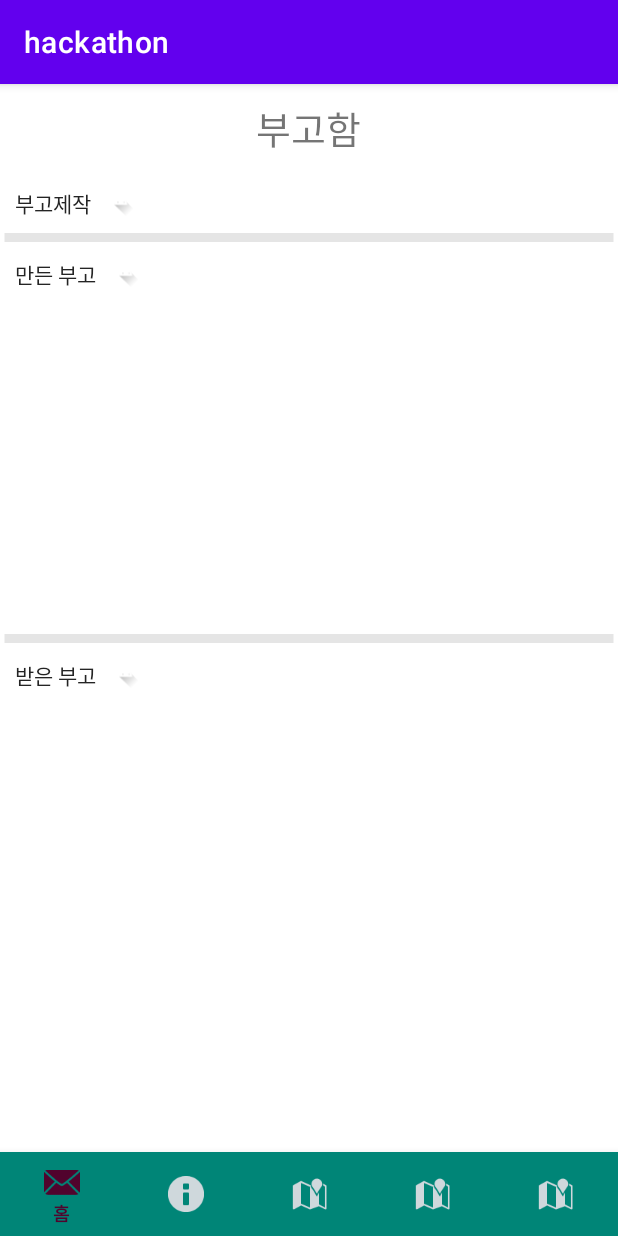
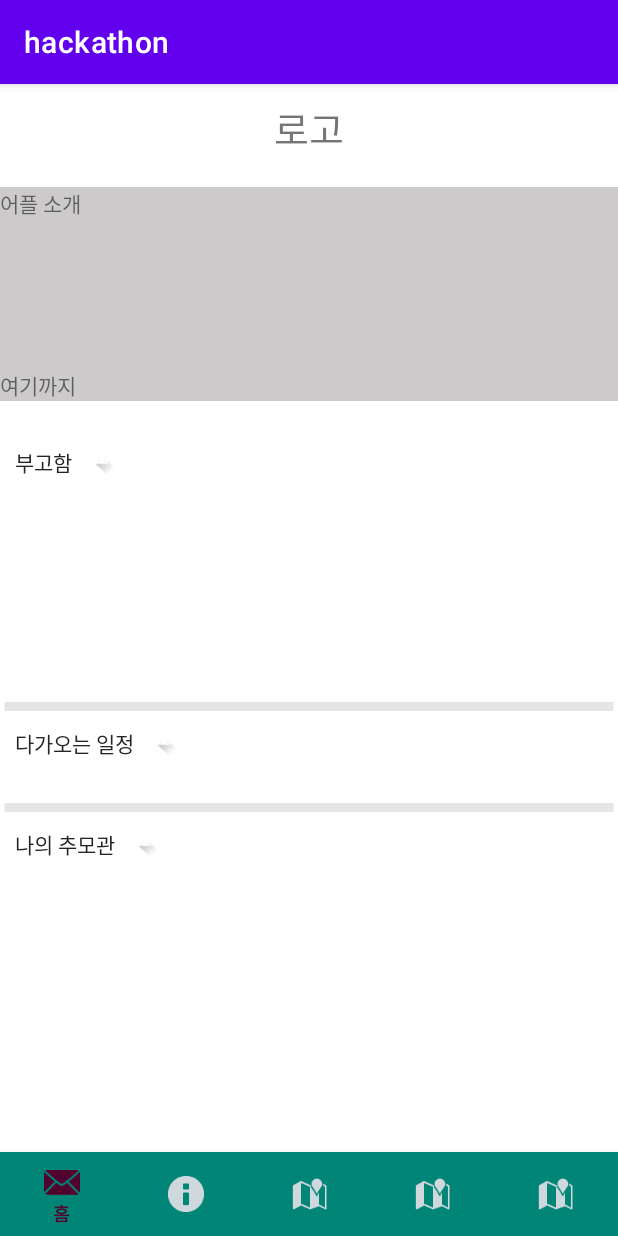
Before and after one commit to Oasis-hackathon/Jinjeonghan, an Android app: the Fragment_home screen opened directly, with no data from a screen before it, on a phone screen of 412 x 824 dp. Run offline under Robolectric (Android 15) with nearby library versions, the phone set to English and light mode, and no system bars; our stand-ins replace Firebase (no records; nobody signed in at launch, a user with empty details on screens opened directly); network calls fail.

Commit message:
부고 완료

```diff
--- a/app/src/main/java/org/techtown/hackathon/Fragment_calendar.java
+++ b/app/src/main/java/org/techtown/hackathon/Fragment_calendar.java
@@ -11,7 +11,8 @@ public class Fragment_calendar extends Fragment {
 
     @Override
     public View onCreateView(LayoutInflater inflater, ViewGroup container, Bundle savedInstanceState) {
-        return inflater.inflate(R.layout.fragment_calendar, container, false);
+        ViewGroup frag = (ViewGroup) inflater.inflate(R.layout.fragment_calendar, container, false);
+        return frag;
     }
 
 }
--- a/app/src/main/java/org/techtown/hackathon/Fragment_home.java
+++ b/app/src/main/java/org/techtown/hackathon/Fragment_home.java
@@ -1,18 +1,82 @@
 package org.techtown.hackathon;
 
 import android.os.Bundle;
+import android.util.Log;
 import android.view.LayoutInflater;
 import android.view.View;
 import android.view.ViewGroup;
+import android.widget.LinearLayout;
 
+import com.google.firebase.database.DataSnapshot;
+import com.google.firebase.database.DatabaseError;
+import com.google.firebase.database.DatabaseReference;
+import com.google.firebase.database.FirebaseDatabase;
+import com.google.firebase.database.ValueEventListener;
+
+import java.util.ArrayList;
+
+import androidx.annotation.NonNull;
 import androidx.fragment.app.Fragment;
+import androidx.recyclerview.widget.LinearLayoutManager;
+import androidx.recyclerview.widget.RecyclerView;
 
 public class Fragment_home extends Fragment {
+    RecyclerView mRecyclerView = null ;
+    Obituary_RecyclerAdapter mAdapter = null ;
+    ArrayList<Obituary_RecyclerItem> mList = new ArrayList<Obituary_RecyclerItem>(); // 객체를 담을 어레이 리스트(어댑터 쪽으로)
 
+    private FirebaseDatabase database;
+    private DatabaseReference databaseReference;
+
+    String DBheader;
     @Override
     public View onCreateView(LayoutInflater inflater, ViewGroup container, Bundle savedInstanceState) {
-        ViewGroup frag = (ViewGroup) inflater.inflate(R.layout.fragment_obituary, container, false);
+        ViewGroup frag = (ViewGroup) inflater.inflate(R.layout.fragment_home, container, false);
 
+        Bundle bundle = getArguments();
+        String id = bundle.getString("id");
+        String name = bundle.getString("name");
+        DBheader = id;
+
+        // 리사이클러뷰
+        mRecyclerView = frag.findViewById(R.id.recycler_home) ;
+        mRecyclerView.setHasFixedSize(true); // 리사이클러뷰 기존 성능 강화
+        mRecyclerView.setLayoutManager(new LinearLayoutManager(getActivity())); // 리사이클러뷰에 LinearLayoutManager 지정. (vertical)
+        database = FirebaseDatabase.getInstance(); // firebase 데이터베이스 연동
+
+        databaseReference = database.getReference(DBheader); // DB 테이블 연결
+        databaseReference.child("부고함").addValueEventListener(new ValueEventListener() {
+            @Override
+            public void onDataChange(@NonNull DataSnapshot dataSnapshot) {
+                // firebase 데이터베이스의 데이터를 받아오는 곳
+                mList.clear(); // 기존 배열리스트가 존재하지않게 초기화
+                for (DataSnapshot snapshot : dataSnapshot.getChildren()) { // 반복문으로 데이터 List를 추출해냄
+                    Obituary_RecyclerItem info = snapshot.getValue(Obituary_RecyclerItem.class);
+                    mList.add(info); // 담은 데이터들을 배열리스트에 넣고 리사이클러뷰로 보낼 준비
+                }
+                mAdapter.notifyDataSetChanged(); // 리스트 저장 및 새로고침
+            }
+
+            @Override
+            public void onCancelled(@NonNull DatabaseError error) {
+                // 디비를 가져오던 중 에러 발생 시
+                Log.e("DB 가져오던 중 에러", String.valueOf(error.toException())); // 에러 출력
+            }
+        });
+
+        // 리사이클러뷰에 Adapter 객체 지정.
+        mAdapter = new Obituary_RecyclerAdapter(mList);
+        mRecyclerView.setAdapter(mAdapter);
+
+        // 부고함 눌렀을 때 부고함으로 가기(하단바가 안바뀌는 문제있음)
+        /*LinearLayout go_ob = frag.findViewById(R.id.go_ob);
+        go_ob.setOnClickListener(new View.OnClickListener() {
+
+            @Override
+            public void onClick(View v) {
+                ((MainActivity)getActivity()).setFragment(0);
+            }
+        });*/
         return frag;
     }
 
--- a/app/src/main/java/org/techtown/hackathon/Fragment_memorial.java
+++ b/app/src/main/java/org/techtown/hackathon/Fragment_memorial.java
@@ -12,7 +12,8 @@ public class Fragment_memorial extends Fragment {
 
     @Override
     public View onCreateView(LayoutInflater inflater, ViewGroup container, Bundle savedInstanceState) {
-        return inflater.inflate(R.layout.fragment_memorial, container, false);
+        ViewGroup frag = (ViewGroup) inflater.inflate(R.layout.fragment_memorial, container, false);
+        return frag;
     }
 
 }
--- a/app/src/main/java/org/techtown/hackathon/Fragment_mypage.java
+++ b/app/src/main/java/org/techtown/hackathon/Fragment_mypage.java
@@ -11,7 +11,8 @@ public class Fragment_mypage extends Fragment {
 
     @Override
     public View onCreateView(LayoutInflater inflater, ViewGroup container, Bundle savedInstanceState) {
-        return inflater.inflate(R.layout.fragment_mypage, container, false);
+        ViewGroup frag = (ViewGroup) inflater.inflate(R.layout.fragment_mypage, container, false);
+        return frag;
     }
 
 }
--- a/app/src/main/java/org/techtown/hackathon/MainActivity.java
+++ b/app/src/main/java/org/techtown/hackathon/MainActivity.java
@@ -2,6 +2,8 @@ package org.techtown.hackathon;
 
 import androidx.annotation.NonNull;
 import androidx.appcompat.app.AppCompatActivity;
+import androidx.fragment.app.FragmentManager;
+import androidx.fragment.app.FragmentTransaction;
 
 import android.content.Intent;
 import android.os.Bundle;
@@ -11,6 +13,9 @@ import android.widget.Toast;
 import com.google.android.material.bottomnavigation.BottomNavigationView;
 
 public class MainActivity extends AppCompatActivity {
+
+    private FragmentManager fragmentManager;
+    private FragmentTransaction fragmentTransaction;
 
     Fragment_home fragmentHome;
     Fragment_obituary fragmentObituary;
@@ -37,7 +42,8 @@ public class MainActivity extends AppCompatActivity {
         Bundle bundle = new Bundle();
         bundle.putString("id", userID);
         bundle.putString("name", userName);
-        fragmentObituary.setArguments(bundle); // 정보 보내기
+        fragmentHome.setArguments(bundle);// 정보 보내기
+        //fragmentObituary.setArguments(bundle);
 
 
 
@@ -49,26 +55,31 @@ public class MainActivity extends AppCompatActivity {
             public boolean onNavigationItemSelected(@NonNull MenuItem item) {
                 switch (item.getItemId()) {
                     case R.id.tab1:
+                        fragmentHome.setArguments(bundle);
                         getSupportFragmentManager().beginTransaction()
                                 .replace(R.id.container, fragmentHome).commit();
 
                         return true;
                     case R.id.tab2:
+                        fragmentObituary.setArguments(bundle);
                         getSupportFragmentManager().beginTransaction()
                                 .replace(R.id.container, fragmentObituary).commit();
 
                         return true;
                     case R.id.tab3:
+                        fragmentMemorial.setArguments(bundle);
                         getSupportFragmentManager().beginTransaction()
                                 .replace(R.id.container, fragmentMemorial).commit();
 
                         return true;
                     case R.id.tab4:
+                        fragmentCalendar.setArguments(bundle);
                         getSupportFragmentManager().beginTransaction()
                                 .replace(R.id.container, fragmentCalendar).commit();
 
                         return true;
                     case R.id.tab5:
+                        fragmentMypage.setArguments(bundle);
                         getSupportFragmentManager().beginTransaction()
                                 .replace(R.id.container, fragmentMypage).commit();
 
@@ -79,4 +90,15 @@ public class MainActivity extends AppCompatActivity {
             }
         });
     }
+
+    // 프래그먼트 교체 -> 하단바가 안바뀌는 문제
+    /*public void setFragment(int n) {
+        fragmentManager =  getSupportFragmentManager();
+        fragmentTransaction = fragmentManager.beginTransaction();
+        switch(n) {
+            case 0:
+                fragmentTransaction.replace(R.id.container, fragmentObituary).commit();
+                break;
+        }
+    }*/
 }
```
Also changed, not shown: app/src/main/res/layout/fragment_home.xml (+13 -30 lines).
